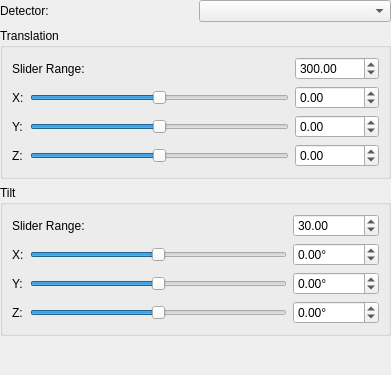
First picture: the form in hexrd/ui/resources/ui/calibration_slider_widget.ui, repository HEXRD/hexrdgui, before the edit.
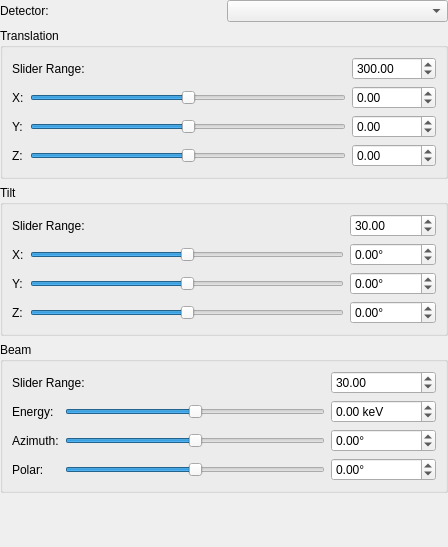
Second picture: the form after the edit.

Commit message:
Add sliders for beam config
This adds sliders for the beam energy and its azimuth and
polar angles. Modifying the beam energy results in a live
update of the rings.

Currently, modifying the azimuth and polar angles do not
perform any updates, and it is something I will need to add
soon.

What changed in the file:
```diff
--- a/hexrd/ui/resources/ui/calibration_slider_widget.ui
+++ b/hexrd/ui/resources/ui/calibration_slider_widget.ui
@@ -6,8 +6,8 @@
    <rect>
     <x>0</x>
     <y>0</y>
-    <width>391</width>
-    <height>375</height>
+    <width>448</width>
+    <height>547</height>
    </rect>
   </property>
   <layout class="QGridLayout" name="gridLayout">
@@ -23,7 +23,7 @@
    <property name="bottomMargin">
     <number>0</number>
    </property>
-   <item row="2" column="0" colspan="2">
+   <item row="3" column="0" colspan="2">
     <widget class="QGroupBox" name="tilt_group">
      <property name="title">
       <string>Tilt</string>
@@ -181,7 +181,7 @@
      </layout>
     </widget>
    </item>
-   <item row="1" column="0" colspan="2">
+   <item row="2" column="0" colspan="2">
     <widget class="QGroupBox" name="translation_group">
      <property name="title">
       <string>Translation</string>
@@ -330,17 +330,17 @@
      </layout>
     </widget>
    </item>
-   <item row="0" column="0">
+   <item row="1" column="0">
     <widget class="QLabel" name="label">
      <property name="text">
       <string>Detector:</string>
      </property>
     </widget>
    </item>
-   <item row="0" column="1">
+   <item row="1" column="1">
     <widget class="QComboBox" name="detector"/>
    </item>
-   <item row="3" column="0" colspan="2">
+   <item row="5" column="0" colspan="2">
     <spacer name="verticalSpacer">
      <property name="orientation">
       <enum>Qt::Vertical</enum>
@@ -353,6 +353,164 @@
      </property>
     </spacer>
    </item>
+   <item row="4" column="0" colspan="2">
+    <widget class="QGroupBox" name="beam_group">
+     <property name="title">
+      <string>Beam</string>
+     </property>
+     <layout class="QGridLayout" name="gridLayout_4">
+      <item row="2" column="0">
+       <widget class="QLabel" name="label_azimuth_0">
+        <property name="text">
+         <string>Azimuth:</string>
+        </property>
+       </widget>
+      </item>
+      <item row="2" column="2">
+       <widget class="QDoubleSpinBox" name="sb_azimuth_0">
+        <property name="keyboardTracking">
+         <bool>false</bool>
+        </property>
+        <property name="suffix">
+         <string>°</string>
+        </property>
+        <property name="minimum">
+         <double>-10000.000000000000000</double>
+        </property>
+        <property name="maximum">
+         <double>10000.000000000000000</double>
+        </property>
+        <property name="singleStep">
+         <double>0.100000000000000</double>
+        </property>
+       </widget>
+      </item>
+      <item row="3" column="2">
+       <widget class="QDoubleSpinBox" name="sb_polar_0">
+        <property name="keyboardTracking">
+         <bool>false</bool>
+        </property>
+        <property name="suffix">
+         <string>°</string>
+        </property>
+        <property name="minimum">
+         <double>-10000.000000000000000</double>
+        </property>
+        <property name="maximum">
+         <double>10000.000000000000000</double>
+        </property>
+        <property name="singleStep">
+         <double>0.100000000000000</double>
+        </property>
+       </widget>
+      </item>
+      <item row="2" column="1">
+       <widget class="QSlider" name="slider_azimuth_0">
+        <property name="minimum">
+         <number>-100000</number>
+        </property>
+        <property name="maximum">
+         <number>100000</number>
+        </property>
+        <property name="orientation">
+         <enum>Qt::Horizontal</enum>
+        </property>
+       </widget>
+      </item>
+      <item row="1" column="2">
+       <widget class="QDoubleSpinBox" name="sb_energy_0">
+        <property name="keyboardTracking">
+         <bool>false</bool>
+        </property>
+        <property name="suffix">
+         <string> keV</string>
+        </property>
+        <property name="minimum">
+         <double>-10000.000000000000000</double>
+        </property>
+        <property name="maximum">
+         <double>10000.000000000000000</double>
+        </property>
+        <property name="singleStep">
+         <double>0.100000000000000</double>
+        </property>
+       </widget>
+      </item>
+      <item row="1" column="1">
+       <widget class="QSlider" name="slider_energy_0">
+        <property name="minimum">
+         <number>-100000</number>
+        </property>
+        <property name="maximum">
+         <number>100000</number>
+        </property>
+        <property name="orientation">
+         <enum>Qt::Horizontal</enum>
+        </property>
+       </widget>
+      </item>
+      <item row="1" column="0">
+       <widget class="QLabel" name="label_energy_0">
+        <property name="text">
+         <string>Energy:</string>
+        </property>
+       </widget>
+      </item>
+      <item row="3" column="0">
+       <widget class="QLabel" name="label_polar_0">
+        <property name="text">
+         <string>Polar:</string>
+        </property>
+       </widget>
+      </item>
+      <item row="3" column="1">
+       <widget class="QSlider" name="slider_polar_0">
+        <property name="minimum">
+         <number>-100000</number>
+        </property>
+        <property name="maximum">
+         <number>100000</number>
+        </property>
+        <property name="orientation">
+         <enum>Qt::Horizontal</enum>
+        </property>
+       </widget>
+      </item>
+      <item row="0" column="2">
+       <widget class="QDoubleSpinBox" name="sb_beam_range">
+        <property name="toolTip">
+         <string>&lt;html&gt;&lt;head/&gt;&lt;body&gt;&lt;p&gt;Modify the sensitivity of the sliders by setting the ranges that the sliders cover.&lt;/p&gt;&lt;p&gt;When the ranges are modified, the current slider values will be centered, and the min and max will be set to &amp;quot;current_value - range / 2&amp;quot; and &amp;quot;current_value + range / 2&amp;quot;, respectively.&lt;/p&gt;&lt;/body&gt;&lt;/html&gt;</string>
+        </property>
+        <property name="keyboardTracking">
+         <bool>false</bool>
+        </property>
+        <property name="minimum">
+         <double>0.000000000000000</double>
+        </property>
+        <property name="maximum">
+         <double>100000.000000000000000</double>
+        </property>
+        <property name="singleStep">
+         <double>0.100000000000000</double>
+        </property>
+        <property name="value">
+         <double>30.000000000000000</double>
+        </property>
+       </widget>
+      </item>
+      <item row="0" column="0" colspan="2">
+       <widget class="QLabel" name="label_beam_range">
+        <property name="toolTip">
+         <string>&lt;html&gt;&lt;head/&gt;&lt;body&gt;&lt;p&gt;Modify the sensitivity of the sliders by setting the ranges that the sliders cover.&lt;/p&gt;&lt;p&gt;When the ranges are modified, the current slider values will be centered, and the min and max will be set to &amp;quot;current_value - range / 2&amp;quot; and &amp;quot;current_value + range / 2&amp;quot;, respectively.&lt;/p&gt;&lt;/body&gt;&lt;/html&gt;</string>
+        </property>
+        <property name="text">
+         <string>Slider Range:</string>
+        </property>
+       </widget>
+      </item>
+     </layout>
+    </widget>
+   </item>
   </layout>
  </widget>
  <tabstops>
```
Left out of the diff: 7 changed lines with no effect on the pictures. The commit also changes 1 other file.
